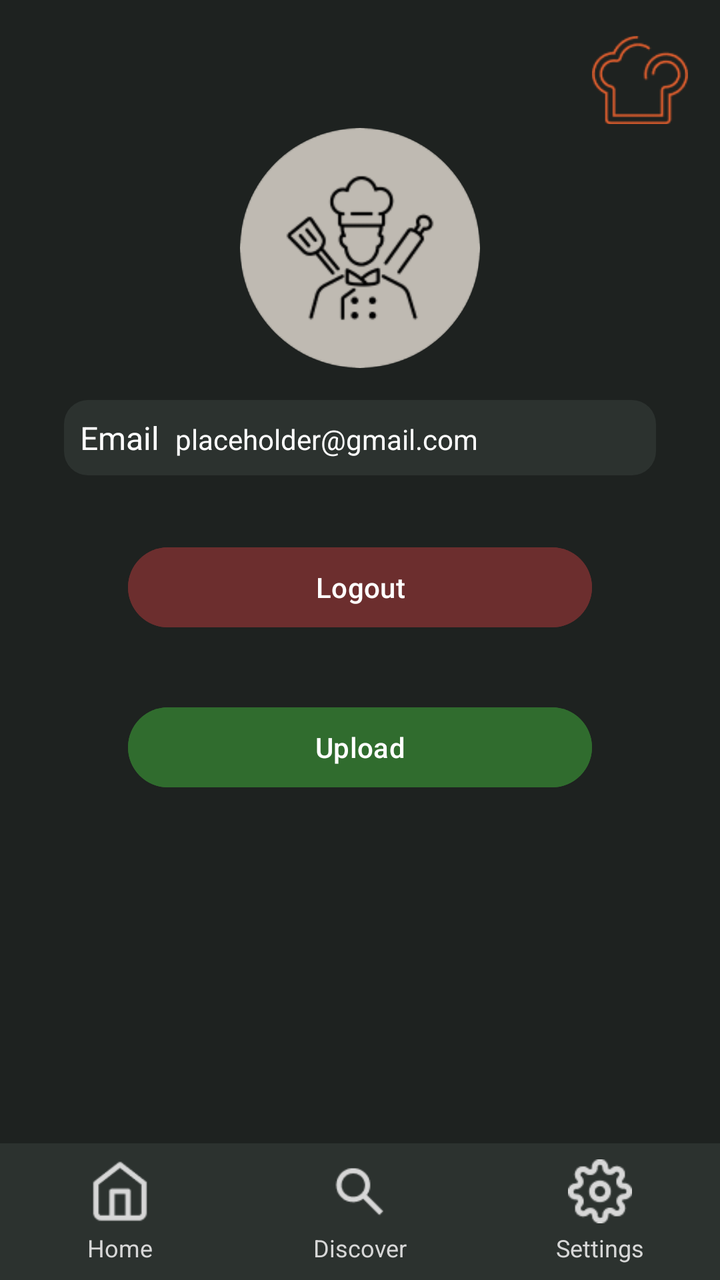
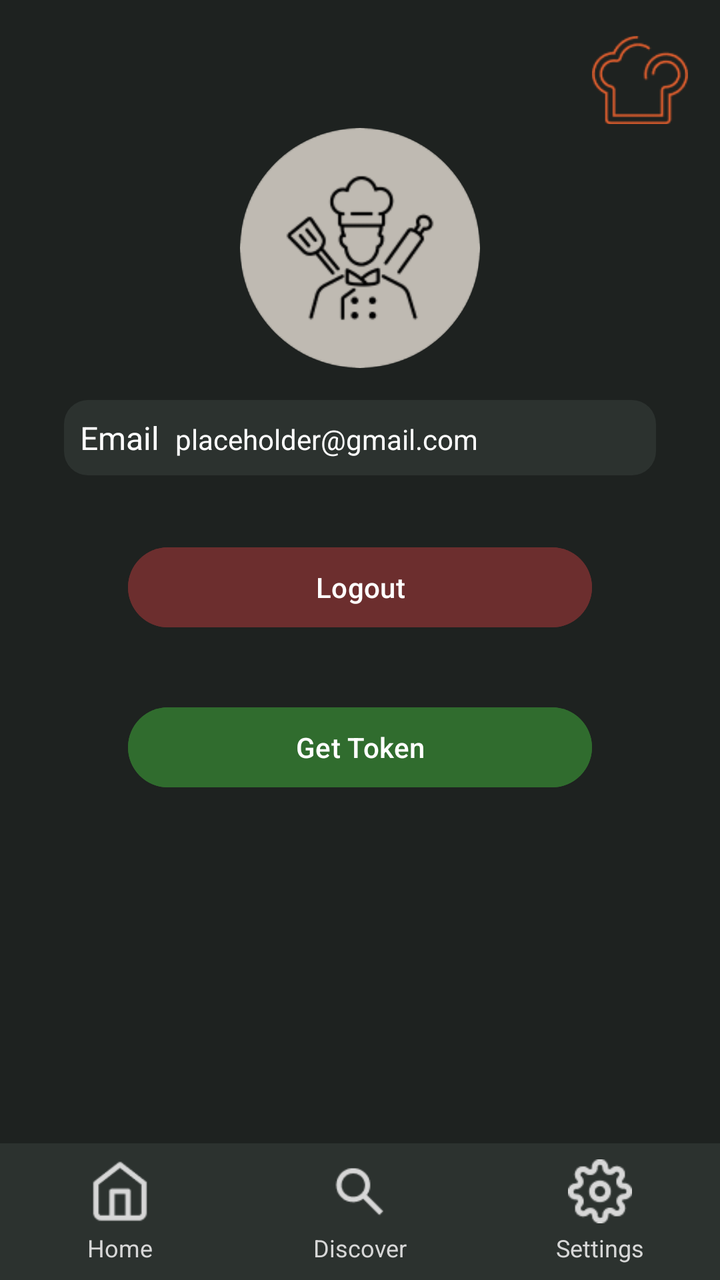

Screens rendered from an Android XML layout before and after an edit, with the pre-edit source and the edit as a unified diff.
<!-- AndroidManifest.xml: application theme Theme.MealMate -->
<!-- res/layout/settings_page.xml -->
<?xml version="1.0" encoding="utf-8"?>
<androidx.constraintlayout.widget.ConstraintLayout
    xmlns:android="http://schemas.android.com/apk/res/android"
    xmlns:app="http://schemas.android.com/apk/res-auto"
    android:id="@+id/main"
    android:layout_width="match_parent"
    android:layout_height="match_parent"
    android:background="#1E2220">

    <include
        android:id="@+id/navigation_footer"
        layout="@layout/navigation_footer"
        android:layout_width="0dp"
        android:layout_height="wrap_content"
        app:layout_constraintBottom_toBottomOf="parent"
        app:layout_constraintStart_toStartOf="parent"
        app:layout_constraintEnd_toEndOf="parent" />

    
    <ImageView
        android:id="@+id/logo_small"
        android:layout_width="48dp"
        android:layout_height="48dp"
        android:src="@drawable/logo_small"
        android:contentDescription="Small logo"
        app:layout_constraintTop_toTopOf="parent"
        app:layout_constraintEnd_toEndOf="parent"
        android:layout_margin="16dp" />

    
    <com.google.android.material.imageview.ShapeableImageView
        android:id="@+id/profile_picture"
        android:layout_width="120dp"
        android:layout_height="120dp"
        android:src="@drawable/icon_chef"
        android:contentDescription="Profile picture"
        app:layout_constraintTop_toTopOf="parent"
        app:layout_constraintStart_toStartOf="parent"
        app:layout_constraintEnd_toEndOf="parent"
        android:layout_marginTop="64dp"
        android:scaleType="centerCrop"
        app:shapeAppearanceOverlay="@style/RoundedImage" />

    
    <LinearLayout
        android:id="@+id/settings_email_container"
        android:layout_width="0dp"
        android:layout_height="wrap_content"
        android:orientation="horizontal"
        android:padding="8dp"
        android:background="@drawable/dropdown_rounded_background"
        app:layout_constraintTop_toBottomOf="@id/profile_picture"
        app:layout_constraintStart_toStartOf="parent"
        app:layout_constraintEnd_toEndOf="parent"
        android:layout_marginTop="16dp"
        android:layout_marginHorizontal="32dp">

        <TextView
            android:id="@+id/settings_email_label"
            android:layout_width="wrap_content"
            android:layout_height="wrap_content"
            android:text="Email"
            android:textSize="16sp"
            android:textColor="#FFFFFF"
            android:paddingEnd="8dp" />

        <TextView
            android:id="@+id/settings_email_display"
            android:layout_width="0dp"
            android:layout_height="wrap_content"
            android:text="placeholder@gmail.com"
            android:textSize="14sp"
            android:textColor="#FFFFFF"
            android:layout_weight="1"
            android:ellipsize="end"
            android:maxLines="1" />
    </LinearLayout>

    
    <Button
        android:id="@+id/logout_button"
        android:layout_width="0dp"
        android:layout_height="wrap_content"
        android:text="Logout"
        android:textColor="#FFFFFF"
        android:backgroundTint="#6C2E2E"
        android:layout_marginTop="32dp"
        app:layout_constraintTop_toBottomOf="@id/settings_email_container"
        app:layout_constraintStart_toStartOf="parent"
        app:layout_constraintEnd_toEndOf="parent"
        android:layout_marginHorizontal="64dp" />

    <Button
        android:id="@+id/upload_settings_button"
        android:layout_width="0dp"
        android:layout_height="wrap_content"
        android:text="Upload"
        android:textColor="#FFFFFF"
        android:backgroundTint="#306C2E"
        android:layout_marginTop="32dp"
        app:layout_constraintTop_toBottomOf="@id/logout_button"
        app:layout_constraintStart_toStartOf="parent"
        app:layout_constraintEnd_toEndOf="parent"
        android:layout_marginHorizontal="64dp" />

</androidx.constraintlayout.widget.ConstraintLayout>
<!-- res/layout/navigation_footer.xml (included above) -->
<?xml version="1.0" encoding="utf-8"?>
<LinearLayout
    xmlns:android="http://schemas.android.com/apk/res/android"
    xmlns:app="http://schemas.android.com/apk/res-auto"
    android:layout_width="match_parent"
    android:layout_height="wrap_content"
    android:orientation="horizontal"
    android:background="#2C322F"
    android:paddingTop="8dp"
    android:paddingBottom="8dp"
    android:gravity="center">

    
    <LinearLayout
        android:layout_width="0dp"
        android:layout_height="wrap_content"
        android:layout_weight="1"
        android:orientation="vertical"
        android:gravity="center">

        <ImageButton
            android:id="@+id/home_button"
            android:layout_width="32dp"
            android:layout_height="32dp"
            android:background="?android:attr/selectableItemBackground"
            android:src="@drawable/icon_home"
            android:scaleType="centerInside"
            app:tint="@color/button_tint_selector"
            android:contentDescription="Home" />

        <TextView
            android:layout_width="wrap_content"
            android:layout_height="wrap_content"
            android:text="Home"
            android:textColor="#D7D7D7"
            android:textSize="12sp"
            android:paddingTop="4dp"/>
    </LinearLayout>

    
    <LinearLayout
        android:layout_width="0dp"
        android:layout_height="wrap_content"
        android:layout_weight="1"
        android:orientation="vertical"
        android:gravity="center">

        <ImageButton
            android:id="@+id/discover_button"
            android:layout_width="32dp"
            android:layout_height="32dp"
            android:background="?android:attr/selectableItemBackground"
            android:src="@drawable/icon_discover"
            android:scaleType="centerInside"
            app:tint="@color/button_tint_selector"
            android:contentDescription="Discover" />

        <TextView
            android:layout_width="wrap_content"
            android:layout_height="wrap_content"
            android:text="Discover"
            android:textColor="#D7D7D7"
            android:textSize="12sp"
            android:paddingTop="4dp"/>
    </LinearLayout>

    
    <LinearLayout
        android:layout_width="0dp"
        android:layout_height="wrap_content"
        android:layout_weight="1"
        android:orientation="vertical"
        android:gravity="center">

        <ImageButton
            android:id="@+id/settings_button"
            android:layout_width="32dp"
            android:layout_height="32dp"
            android:background="?android:attr/selectableItemBackground"
            android:src="@drawable/icon_settings"
            android:scaleType="centerInside"
            app:tint="@color/button_tint_selector"
            android:contentDescription="Settings" />

        <TextView
            android:layout_width="wrap_content"
            android:layout_height="wrap_content"
            android:text="Settings"
            android:textColor="#D7D7D7"
            android:textSize="12sp"
            android:paddingTop="4dp"/>
    </LinearLayout>
</LinearLayout>
<!-- resources referenced by this layout -->
<resources>
  <!-- drawable dropdown_rounded_background (drawable) -->
  <shape xmlns:android="http://schemas.android.com/apk/res/android">
      <solid android:color="#2C322F" /> 
      <corners android:radius="12dp" /> 
  </shape>
  <!-- drawable icon_chef: png bitmap (drawable, 9526 bytes) -->
  <!-- drawable icon_discover: png bitmap (drawable, 639 bytes) -->
  <!-- drawable icon_home: png bitmap (drawable, 614 bytes) -->
  <!-- drawable icon_settings: png bitmap (drawable, 1004 bytes) -->
  <!-- drawable logo_small: png bitmap (drawable, 2000 bytes) -->
  <style name="RoundedImage" parent="">
          <item name="cornerFamily">rounded</item>
          <item name="cornerSize">50%</item> 
      </style>
  <style name="Theme.MealMate" parent="Base.Theme.MealMate" />
  <style name="Base.Theme.MealMate" parent="Theme.Material3.DayNight.NoActionBar">
          
          
      </style>
</resources>

<!-- the commit's change to res/layout/settings_page.xml (unified diff, before → after) -->
@@ -91,10 +91,10 @@
         android:layout_marginHorizontal="64dp" />
 
     <Button
-        android:id="@+id/upload_settings_button"
-        android:layout_width="0dp"
-        android:layout_height="wrap_content"
-        android:text="Upload"
+        android:id="@+id/notification_token_button"
+        android:layout_width="0dp"
+        android:layout_height="wrap_content"
+        android:text="Get Token"
         android:textColor="#FFFFFF"
         android:backgroundTint="#306C2E"
         android:layout_marginTop="32dp"
